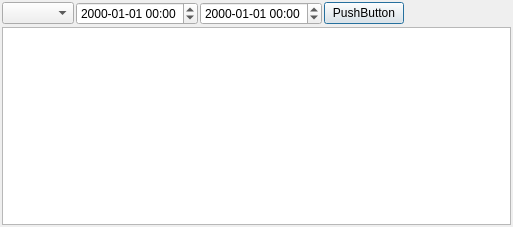
The window that src/extremevalues.ui (metno/kvhqc) describes before a commit, drawn with Qt 5.
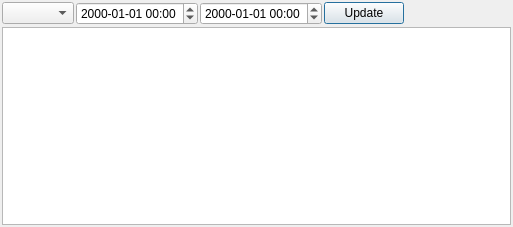
The same window after the commit.

```diff
--- a/src/extremevalues.ui
+++ b/src/extremevalues.ui
@@ -45,7 +45,7 @@
      <item>
       <widget class="QPushButton" name="buttonUpdate">
        <property name="text">
-        <string>PushButton</string>
+        <string>Update</string>
        </property>
       </widget>
      </item>
```
